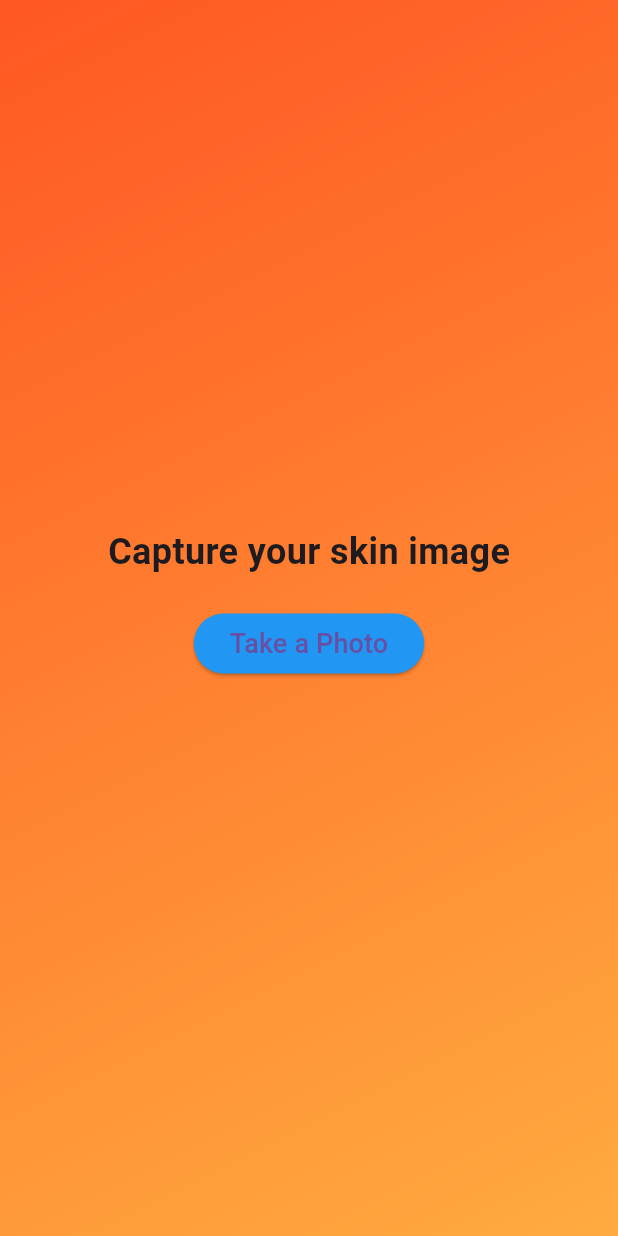
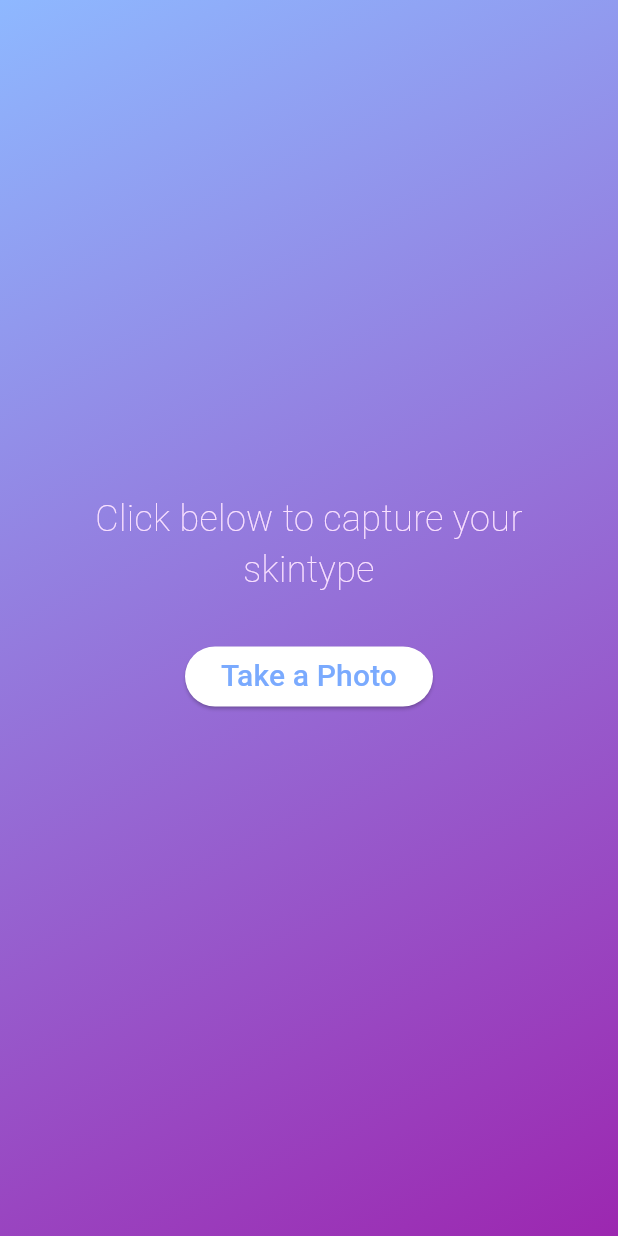
Before and after one commit to abhivyakti2/glow_intel, a Flutter app: the screen it shows after launch, after a tap on "Start Skin Analysis", on a phone screen of 412 x 824 dp. Run offline on Flutter 3.47's test engine with Material 3 defaults, Android fonts, the phone set to English and light mode, and no system bars; our stand-ins replace image_picker.

Commit message:
final touches

```diff
--- a/lib/screens/home_screen.dart
+++ b/lib/screens/home_screen.dart
@@ -25,16 +25,32 @@ class HomeScreen extends StatelessWidget {
                   AnimatedContainer(
                     duration: Duration(seconds: 1),
                     curve: Curves.easeInOut,
-                    child: Text(
-                      "Welcome to Skin Health Analyzer",
-                      style: TextStyle(
-                        fontSize: 24,
-                        fontWeight: FontWeight.bold,
-                        color: Colors.white,
+                    child: Text.rich(
+                      TextSpan(
+                        children: [
+                          TextSpan(
+                            text: "Welcome to\n",
+                            style: TextStyle(
+                              fontSize: 24,
+                              fontWeight: FontWeight.normal,
+                              color: Colors.white,
+                            ),
+                          ),
+                          TextSpan(
+                            text: "Skin Health Analyzer",
+                            style: TextStyle(
+                              fontSize: 28,
+                              fontWeight: FontWeight.bold,
+                              color: Colors.white,
+                            ),
+                          ),
+                        ],
                       ),
+                      textAlign: TextAlign.center,
                     ),
                   ),
-                  SizedBox(height: 20),
+                  SizedBox(
+                      height: 45), // Adds space between the text and the button
                   AnimatedButton(),
                 ],
               ),
@@ -62,11 +78,15 @@ class _AnimatedButtonState extends State<AnimatedButton> {
       height: 50,
       width: 250,
       decoration: BoxDecoration(
-        color: _isHovered ? Colors.pinkAccent : Colors.blue,
+        color: _isHovered
+            ? Colors.pinkAccent
+            : const Color.fromARGB(255, 255, 255, 255),
         borderRadius: BorderRadius.circular(25),
         boxShadow: [
           BoxShadow(
-            color: _isHovered ? Colors.pinkAccent.withOpacity(0.5) : Colors.blue.withOpacity(0.5),
+            color: _isHovered
+                ? Colors.pinkAccent.withOpacity(0.5)
+                : const Color.fromARGB(255, 255, 255, 255).withOpacity(0.5),
             blurRadius: 10,
             spreadRadius: 2,
           ),
@@ -74,8 +94,8 @@ class _AnimatedButtonState extends State<AnimatedButton> {
       ),
       child: ElevatedButton(
         onPressed: () {
-          Navigator.push(
-              context, MaterialPageRoute(builder: (context) => SkinAnalysisScreen()));
+          Navigator.push(context,
+              MaterialPageRoute(builder: (context) => SkinAnalysisScreen()));
         },
         style: ButtonStyle(
           backgroundColor: MaterialStateProperty.all(Colors.transparent),
@@ -88,7 +108,10 @@ class _AnimatedButtonState extends State<AnimatedButton> {
         },
         child: Text(
           "Start Skin Analysis",
-          style: TextStyle(fontSize: 18, color: Colors.white),
+          style: TextStyle(
+            fontSize: 20,
+            color: Colors.purple,
+          ),
         ),
       ),
     );
--- a/lib/screens/skin_analysis_screen.dart
+++ b/lib/screens/skin_analysis_screen.dart
@@ -11,29 +11,43 @@ class SkinAnalysisScreen extends StatefulWidget {
 class _SkinAnalysisScreenState extends State<SkinAnalysisScreen> {
   File? _imageFile;
   bool _isButtonPressed = false;
+  String _skinType = '';
+  String _recommendation = '';
+  String _brandRecommendation = '';
 
   Future<void> _pickImage() async {
     setState(() {
       _isButtonPressed = true;
     });
-    final pickedFile = await ImagePicker().pickImage(source: ImageSource.camera);
+    final pickedFile =
+        await ImagePicker().pickImage(source: ImageSource.camera);
     if (pickedFile != null) {
       setState(() {
         _imageFile = File(pickedFile.path);
         _isButtonPressed = false;
       });
+      // Analyze the image and set the skin type, recommendation, and brand recommendation
+      _analyzeImage();
       // Navigate to the results screen
       Navigator.push(
         context,
         MaterialPageRoute(
           builder: (context) => SkinAnalysisResultScreen(
-            skinType: "Dry", // Example values, you can dynamically set this
-            recommendation: "Use a hydrating face wash.",
-            brandRecommendation: "Use Cetaphil Moisturizing Cream",
+            skinType: _skinType,
+            recommendation: _recommendation,
+            brandRecommendation: _brandRecommendation,
           ),
         ),
       );
     }
+  }
+
+  void _analyzeImage() {
+    // TO DO: Implement image analysis logic here
+    // For demonstration purposes, we'll use example values
+    _skinType = 'Dry';
+    _recommendation = 'Use a hydrating face wash.';
+    _brandRecommendation = 'Use Cetaphil Moisturizing Cream';
   }
 
   @override
@@ -45,7 +59,10 @@ class _SkinAnalysisScreenState extends State<SkinAnalysisScreen> {
           Container(
             decoration: BoxDecoration(
               gradient: LinearGradient(
-                colors: [Colors.deepOrange, Colors.orangeAccent],
+                colors: [
+                  const Color.fromARGB(255, 142, 184, 255),
+                  Colors.purple,
+                ],
                 begin: Alignment.topLeft,
                 end: Alignment.bottomRight,
               ),
@@ -56,11 +73,20 @@ class _SkinAnalysisScreenState extends State<SkinAnalysisScreen> {
               child: Column(
                 mainAxisAlignment: MainAxisAlignment.center,
                 children: [
-                  Text(
-                    "Capture your skin image",
-                    style: TextStyle(fontSize: 24, fontWeight: FontWeight.bold),
+                  Padding(
+                    padding: const EdgeInsets.symmetric(horizontal: 20.0),
+                    child: Text(
+                      "Click below to capture your skintype",
+                      style: TextStyle(
+                        fontSize: 24,
+                        fontWeight: FontWeight.w100,
+                        color: const Color.fromARGB(255, 250, 225, 255),
+                      ),
+                      textAlign:
+                          TextAlign.center, // Ensures text stays centered
+                    ),
                   ),
-                  SizedBox(height: 20),
+                  SizedBox(height: 30),
                   AnimatedContainer(
                     duration: Duration(seconds: 1),
                     curve: Curves.easeInOut,
@@ -70,10 +96,14 @@ class _SkinAnalysisScreenState extends State<SkinAnalysisScreen> {
                           ? CircularProgressIndicator(color: Colors.white)
                           : Text(
                               "Take a Photo",
-                              style: TextStyle(fontSize: 18),
+                              style: TextStyle(
+                                fontSize: 20,
+                                color: const Color.fromARGB(255, 122, 170, 254),
+                              ),
                             ),
                       style: ButtonStyle(
-                        backgroundColor: MaterialStateProperty.all(Colors.blue),
+                        backgroundColor: MaterialStateProperty.all(
+                            const Color.fromARGB(255, 255, 255, 255)),
                       ),
                     ),
                   ),
--- a/lib/screens/splash_screen.dart
+++ b/lib/screens/splash_screen.dart
@@ -7,7 +7,8 @@ class SplashScreen extends StatefulWidget {
   _SplashScreenState createState() => _SplashScreenState();
 }
 
-class _SplashScreenState extends State<SplashScreen> with TickerProviderStateMixin {
+class _SplashScreenState extends State<SplashScreen>
+    with TickerProviderStateMixin {
   late AnimationController _animationController;
   late Animation<double> _scaleAnimation;
 
@@ -15,14 +16,14 @@ class _SplashScreenState extends State<SplashScreen> with TickerProviderStateMix
   void initState() {
     super.initState();
     _animationController = AnimationController(
-      duration: Duration(seconds: 3),
+      duration: Duration(seconds: 4),
       vsync: this,
     )..forward();
 
     _scaleAnimation = Tween<double>(begin: 0.5, end: 1.0).animate(
         CurvedAnimation(parent: _animationController, curve: Curves.easeOut));
 
-    Timer(Duration(seconds: 3), () {
+    Timer(Duration(seconds: 4), () {
       Navigator.pushReplacement(
           context, MaterialPageRoute(builder: (context) => HomeScreen()));
     });
@@ -31,7 +32,7 @@ class _SplashScreenState extends State<SplashScreen> with TickerProviderStateMix
   @override
   Widget build(BuildContext context) {
     return Scaffold(
-      backgroundColor: Colors.blueAccent,
+      backgroundColor: const Color.fromARGB(255, 142, 184, 255),
       body: Center(
         child: ScaleTransition(
           scale: _scaleAnimation,
@@ -39,15 +40,20 @@ class _SplashScreenState extends State<SplashScreen> with TickerProviderStateMix
             opacity: 1.0,
             duration: Duration(seconds: 2),
             child: Container(
+              width: 300,
+              height: 150,
               decoration: BoxDecoration(
                 gradient: LinearGradient(
-                  colors: [Colors.purple, Colors.blueAccent],
+                  colors: [
+                    Colors.purple,
+                    const Color.fromARGB(255, 142, 184, 255),
+                  ],
                   begin: Alignment.topLeft,
                   end: Alignment.bottomRight,
                 ),
                 borderRadius: BorderRadius.circular(15),
               ),
-              padding: EdgeInsets.symmetric(vertical: 40, horizontal: 60),
+              padding: EdgeInsets.symmetric(vertical: 30, horizontal: 60),
               child: Text(
                 "Skin Health Analyzer",
                 style: TextStyle(
```
Also changed, not shown: lib/screens/skin_analysis_result_screen.dart (+79 -16 lines).
